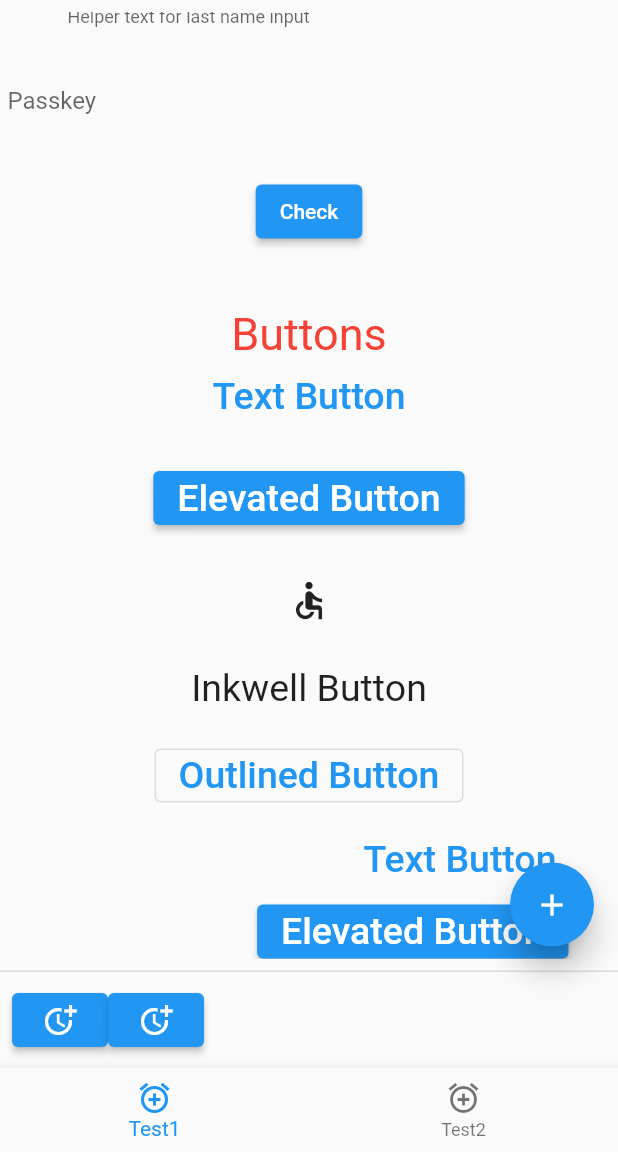
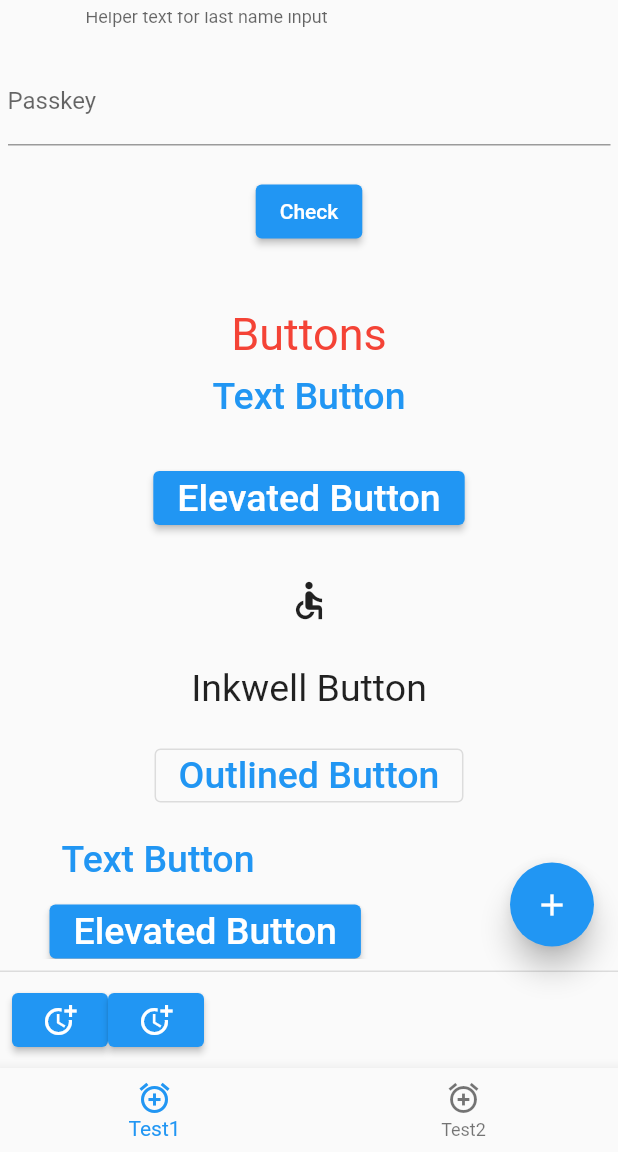
Before and after one commit to Mrbeyond/Flutter_learning, a Flutter app: the screen it shows after launch, scrolled down 1152 dp, after a tap on "Outlined Button", on a phone screen of 412 x 824 dp, the part 84-1236 px from its top. Run offline on Flutter 3.47's test engine with Material 2 defaults, Android fonts, the phone set to English and light mode, and no system bars; our stand-ins replace transparent_image.

```diff
--- a/lib/Pages/Buton.dart
+++ b/lib/Pages/Buton.dart
@@ -28,8 +28,11 @@ class Buton extends StatelessWidget {
           InkWell(child: Text("Inkwell Button", style: TextStyle(fontSize: 25))),
           SizedBox(height: 20),
           OutlinedButton(onPressed: (){}, child: Text("Outlined Button", style: TextStyle(fontSize: 25),) ),
-          ButtonBar(
+          Container(
+            child: new ButtonBar(
               mainAxisSize: MainAxisSize.min,
+              alignment: MainAxisAlignment.spaceBetween,
+              layoutBehavior: ButtonBarLayoutBehavior.padded,
               children: [
               TextButton(onPressed: (){}, child: Text("Text Button", style: TextStyle(fontSize: 25),) ),
               ElevatedButton(onPressed: (){}, child: Text("Elevated Button", style: TextStyle(fontSize: 25),) ),
@@ -42,7 +45,8 @@ class Buton extends StatelessWidget {
               InkWell(child: Text("Inkwell Button", style: TextStyle(fontSize: 25))),
               OutlinedButton(onPressed: (){}, child: Text("Outlined Button", style: TextStyle(fontSize: 25),) ),
 
-          ],)
+            ],),
+          )
 
         ],
       ),
--- a/lib/Pages/DropDownMenu.dart
+++ b/lib/Pages/DropDownMenu.dart
@@ -15,7 +15,7 @@ class DropDownMenu extends StatelessWidget {
   DropDownMenu(){
     _dropdownMenuItems = makeDropDownLayout(menuLists);
     _currentMenu = menuLists[0];
-    print(_dropdownMenuItems);
+    // print(_dropdownMenuItems);
   }
 
   List<DropdownMenuItem<MenuList>> makeDropDownLayout(List<MenuList> lists ){
--- a/lib/Pages/Input.dart
+++ b/lib/Pages/Input.dart
@@ -33,6 +33,7 @@ class Input extends StatelessWidget {
             decoration: InputDecoration(
                 border: InputBorder.none, //OutlineInputBorder(),
                 icon: Icon(Icons.badge),
+                filled:true,
                 focusedBorder: OutlineInputBorder(),
                 labelText: "Last Name",
                 helperText: "Helper text for last name input",
@@ -46,7 +47,7 @@ class Input extends StatelessWidget {
             obscureText: true,
             controller: passkey,
             decoration: InputDecoration(
-                border: InputBorder.none, //OutlineInputBorder(),
+                // border: InputBorder.none, //OutlineInputBorder(),
                 labelText: "Passkey",
                 hintText: "Enter passkey here"
             ),
--- /dev/null
+++ b/lib/Pages/Stackers.dart
@@ -0,0 +1,66 @@
+import 'package:flutter/material.dart';
+
+class Stackers extends StatelessWidget {
+  @override
+  Widget build(BuildContext context) {
+    return Container(
+      child: Column(
+        children:[
+          Stack(
+            fit: StackFit.passthrough,
+            children: [
+              Container(
+                width: 300,
+                height: 300,
+                color: Colors.blueAccent,
+                child: Text("Parent stack"),
+              ),
+              Container(
+                alignment: Alignment.center,
+                height: 100,
+                width: 100,
+                child: Text("the child stack", style: TextStyle(fontSize: 30, color: Colors.white),),
+                color: Colors.redAccent,
+              ),
+              Positioned(
+                top: 30,
+                left: 20,
+                child: Container(
+                  height: 100,
+                  width: 100,
+                  child: Text("the child stack", style: TextStyle(fontSize: 30),),
+                  color: Colors.green[200],
+                ),
+              ),
+
+            ],
+          ),
+          SizedBox(height: 30,),
+          IndexedStack(
+            index: 2,
+            children: [
+              Container(
+                width: 300,
+                height: 300,
+                color: Colors.blueAccent,
+                child: Text("Indexed stack 1", style: TextStyle(fontSize: 30, color: Colors.white)),
+              ),
+              Container(
+                height: 300,
+                width: 300,
+                child: Text("Indexed stack 2", style: TextStyle(fontSize: 30, color: Colors.white)),
+                color: Colors.indigo[500],
+              ),
+              Container(
+                height: 300,
+                width: 300,
+                child: Text("Indexed stack 3", style: TextStyle(fontSize: 30, color: Colors.white),),
+                color: Colors.yellow[500],
+              ),
+            ],
+          )
+        ],
+      ),
+    );
+  }
+}
--- a/lib/main.dart
+++ b/lib/main.dart
@@ -2,14 +2,18 @@ import "package:flutter/material.dart";
 import 'package:flutter_app/Pages/BottomNav.dart';
 import 'package:flutter_app/Pages/Buton.dart';
 import 'package:flutter_app/Pages/Crypto.dart';
+import 'package:flutter_app/Pages/Dialogs.dart';
 import 'package:flutter_app/Pages/Drawer.dart';
 import 'package:flutter_app/Pages/DropDownMenu.dart';
 import 'package:flutter_app/Pages/FloatingButton.dart';
+import 'package:flutter_app/Pages/Formz.dart';
+import 'package:flutter_app/Pages/Images.dart';
 import 'package:flutter_app/Pages/Input.dart';
 import 'package:flutter_app/Pages/Kontainer.dart';
 import 'package:flutter_app/Pages/PersistenceBottom.dart';
 import 'package:flutter_app/Pages/PopUp.dart';
 import 'package:flutter_app/Pages/SpannedText.dart';
+import 'package:flutter_app/Pages/Stackers.dart';
 
 void main() {
   runApp(FlutterApp());
@@ -52,6 +56,10 @@ class _FlutterAppState extends State<FlutterApp> {
               SPannedText(),
               Input(),
               Buton(),
+              Stackers(),
+              Formz(),
+              Dialogs(),
+              Images(),
 
 
             ],
--- a/pubspec.yaml
+++ b/pubspec.yaml
@@ -29,6 +29,9 @@ dependencies:
   # Use with the CupertinoIcons class for iOS style icons.
   cupertino_icons: ^1.0.2
 
+  # Manually put here
+  transparent_image: ^1.0.0
+
 dev_dependencies:
   flutter_test:
     sdk: flutter
@@ -47,6 +50,7 @@ flutter:
   # To add assets to your application, add an assets section, like this:
   assets:
      - assets/images/
+     - assets/locals/
 #     - images/a_dot_burr.jpeg
   #   - images/a_dot_ham.jpeg
 
```
Also changed, not shown: lib/Pages/Dialogs.dart (added, +250 -0 lines), lib/Pages/Formz.dart (added, +136 -0 lines), lib/Pages/Images.dart (added, +74 -0 lines), assets/locals/Presentation.png (added), assets/locals/chart.png (added), pubspec.lock. Lines whose indentation alone changed are shown as unchanged.
